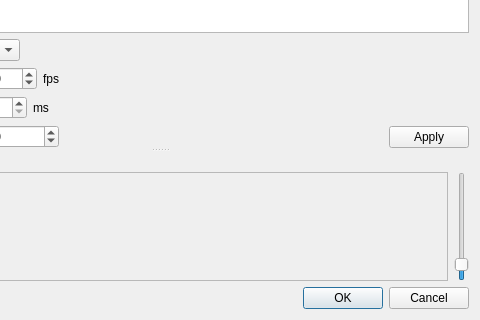
Kicer86/photobroom, file src/gui/desktop/ui/photos_grouping_dialog.ui: the form before one commit; both pictures show x 160 to 640 and y 160 to 480 of the 640 by 480 pixel window.
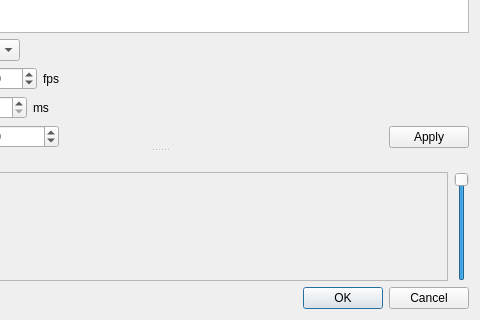
The form after the commit.

Commit message: gui: ui: PhotosGroupingDialog: changing default scale for preview

```diff
--- a/src/gui/desktop/ui/photos_grouping_dialog.ui
+++ b/src/gui/desktop/ui/photos_grouping_dialog.ui
@@ -241,7 +241,7 @@
             <number>100</number>
            </property>
            <property name="value">
-            <number>10</number>
+            <number>100</number>
            </property>
            <property name="orientation">
             <enum>Qt::Vertical</enum>
```
